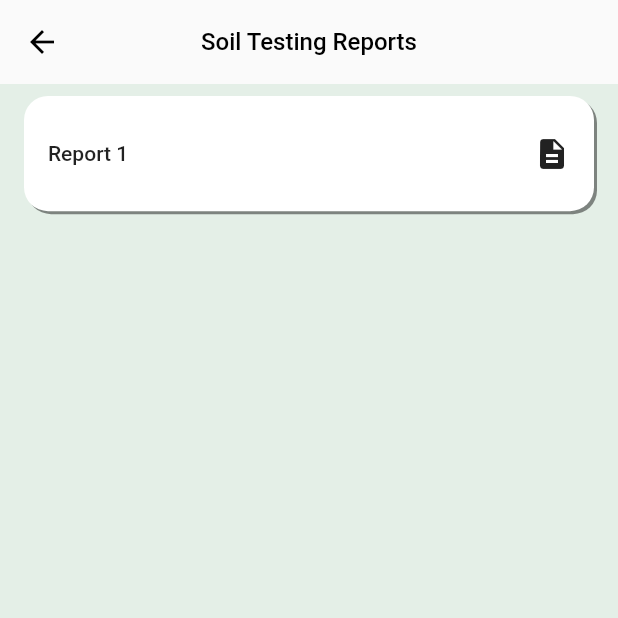
After one commit to abhi2718/AgriChikitsa_Frontend, a Flutter app: the SoilTestingReportScreen screen opened directly, on a phone screen of 412 x 824 dp, the top half of it. The commit adds this screen. Run offline on Flutter 3.47's test engine with Material 2 defaults, Android fonts, the phone set to English and light mode, and no system bars; our stand-ins replace animated_text_kit, another_flushbar, cached_network_image, chat_bubbles, firebase_auth, firebase_core and 18 more; missing offline and left inert: flutter_barcode_scanner, flutter_pdfview, jumping_dot; accounts and stored records are empty; generated files the repository leaves out were written again; project files that could hold a hidden picture were left out.

```diff
--- a/lib/res/app_url.dart
+++ b/lib/res/app_url.dart
@@ -1,6 +1,6 @@
 class AppUrl {
-  static const String baseUrl = "https://agrichikitsa.org/api/v1";
-  // static const String baseUrl = "http://192.168.1.106:9090/api/v1";
+  // static const String baseUrl = "https://agrichikitsa.org/api/v1";
+  static const String baseUrl = "http://192.168.1.106:9090/api/v1";
   // static const String baseUrl = "https://staging.agrichikitsa.org/api/v1";
   // static const String baseUrl = "https://agrichikitsa-8be74.web.app/api/v1";
   static const String statsEndpoint = '$baseUrl/stats';
--- a/lib/screens/tab.screens/agPlus.screen/widgets/soilHealthCard.screen/soil_health_card.dart
+++ b/lib/screens/tab.screens/agPlus.screen/widgets/soilHealthCard.screen/soil_health_card.dart
@@ -1,6 +1,7 @@
 import 'package:agriChikitsa/res/color.dart';
 import 'package:agriChikitsa/screens/tab.screens/agPlus.screen/widgets/soilHealthCard.screen/widgets/details_screen.dart';
 import 'package:agriChikitsa/screens/tab.screens/agPlus.screen/widgets/soilHealthCard.screen/widgets/helper/raise_request.dart';
+import 'package:agriChikitsa/screens/tab.screens/agPlus.screen/widgets/soilHealthCard.screen/widgets/soil_testing_reports_screen.dart';
 import 'package:flutter/material.dart';
 import 'package:flutter_hooks/flutter_hooks.dart';
 import 'package:provider/provider.dart';
@@ -62,7 +63,7 @@ class SoilHealthCard extends HookWidget {
                   ),
                 ),
                 InkWell(
-                  onTap: () => Utils.model(context, const DetailsScreen()),
+                  onTap: () => Utils.model(context, const SoilTestingReportScreen()),
                   child: Container(
                     height: dimension["height"]! * 0.1,
                     margin: const EdgeInsets.symmetric(horizontal: 16, vertical: 8),
@@ -72,7 +73,7 @@ class SoilHealthCard extends HookWidget {
                         borderRadius: BorderRadius.circular(10)),
                     child: const Center(
                         child: Text(
-                      "Soil Testing Report",
+                      "Soil Testing Reports",
                       style: TextStyle(color: AppColor.darkBlackColor, fontSize: 16),
                     )),
                   ),
--- a/lib/screens/tab.screens/agPlus.screen/widgets/soilHealthCard.screen/widgets/helper/raise_request.dart
+++ b/lib/screens/tab.screens/agPlus.screen/widgets/soilHealthCard.screen/widgets/helper/raise_request.dart
@@ -15,7 +15,7 @@ void showRaiseRequest(BuildContext context, dynamic dimension) {
               return provider.requestStatus
                   ? Container(
                       height: dimension["height"]! * 0.4,
-                      padding: EdgeInsets.symmetric(horizontal: 16),
+                      padding: const EdgeInsets.symmetric(horizontal: 16),
                       child: Column(
                         mainAxisAlignment: MainAxisAlignment.center,
                         children: [
--- /dev/null
+++ b/lib/screens/tab.screens/agPlus.screen/widgets/soilHealthCard.screen/widgets/soil_testing_reports_screen.dart
@@ -0,0 +1,62 @@
+import 'package:flutter/material.dart';
+
+import '../../../../../../res/color.dart';
+import '../../../../../../utils/utils.dart';
+import 'details_screen.dart';
+
+class SoilTestingReportScreen extends StatelessWidget {
+  const SoilTestingReportScreen({super.key});
+
+  @override
+  Widget build(BuildContext context) {
+    final dimension = Utils.getDimensions(context, true);
+    return Scaffold(
+      appBar: AppBar(
+        backgroundColor: Colors.transparent,
+        foregroundColor: AppColor.darkBlackColor,
+        elevation: 0.0,
+        title: const Text(
+          "Soil Testing Reports",
+          style: TextStyle(fontSize: 16),
+        ),
+        centerTitle: true,
+      ),
+      body: Container(
+        height: dimension["height"],
+        color: AppColor.notificationBgColor,
+        child: SingleChildScrollView(
+          child: Column(
+            children: [
+              Container(
+                height: dimension["height"]! * 0.1,
+                padding: const EdgeInsets.symmetric(horizontal: 16),
+                margin: const EdgeInsets.symmetric(horizontal: 16, vertical: 8),
+                decoration: BoxDecoration(
+                  borderRadius: BorderRadius.circular(16),
+                  boxShadow: const [BoxShadow(offset: Offset(2, 2), color: Colors.black45)],
+                  color: AppColor.whiteColor,
+                ),
+                child: InkWell(
+                  onTap: () => Utils.model(context, const DetailsScreen()),
+                  child: const Row(
+                    mainAxisAlignment: MainAxisAlignment.spaceBetween,
+                    children: [
+                      Expanded(
+                        child: Text(
+                          "Report 1",
+                          style: TextStyle(
+                              fontWeight: FontWeight.w500, overflow: TextOverflow.ellipsis),
+                        ),
+                      ),
+                      Icon(Icons.description),
+                    ],
+                  ),
+                ),
+              )
+            ],
+          ),
+        ),
+      ),
+    );
+  }
+}
```
Also changed, not shown: lib/screens/tab.screens/agPlus.screen/agPlus_view_model.dart (+7 -11 lines).
